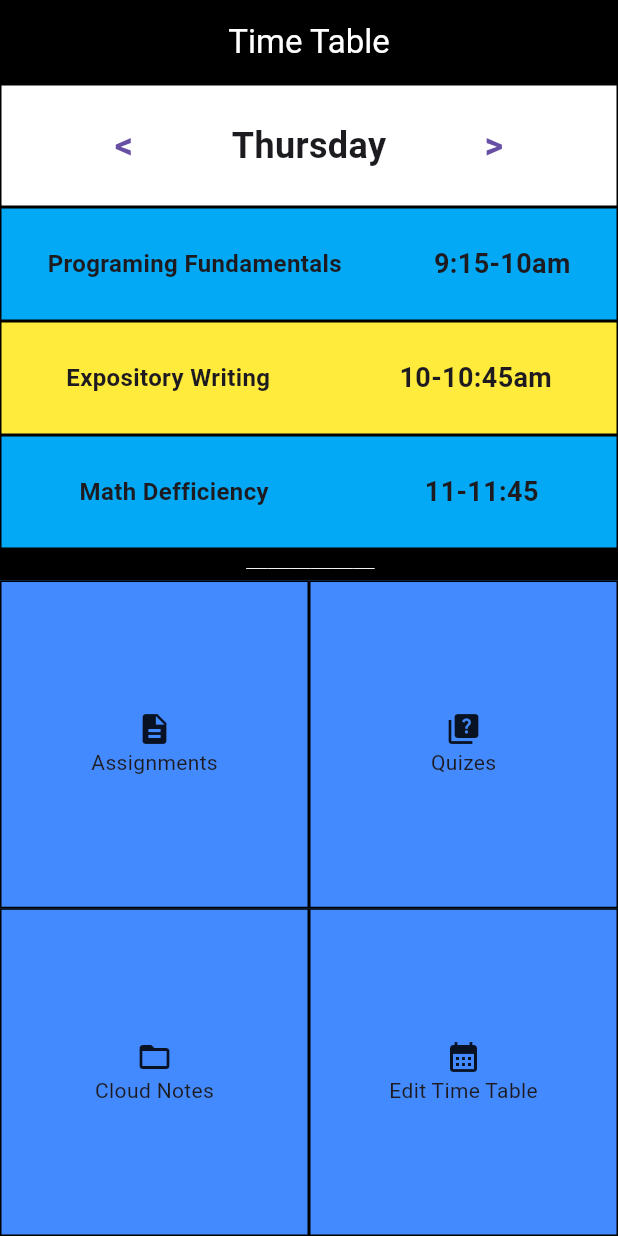
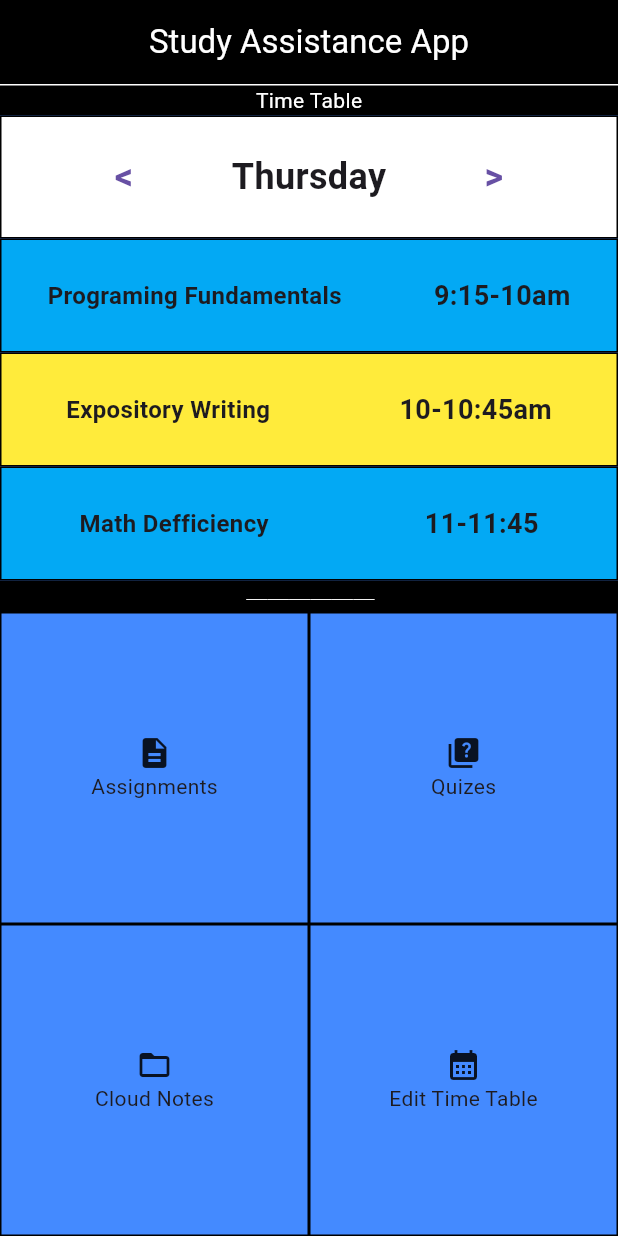
Before and after one commit to ZephaniahQ/Flutter_Study-Assistance-App, a Flutter app: the screen it shows after launch, on a phone screen of 412 x 824 dp. Run offline on Flutter 3.47's test engine with Material 3 defaults, Android fonts, the phone set to English and light mode, and no system bars.

Commit message:
Changed appbar title, added row for time table title, going to attempt widgetification as theres now too much in this file

```diff
--- a/lib/pages/home_page.dart
+++ b/lib/pages/home_page.dart
@@ -44,13 +44,31 @@ class _SubjectListState extends State<SubjectList> {
     return Scaffold(
       backgroundColor: Colors.blueAccent,
       appBar: AppBar(
-        title: const Text('Time Table'),
+        title: const Text('Study Assistance App'),
         centerTitle: true,
         backgroundColor: Colors.black,
         foregroundColor: Colors.white,
       ),
       body: Column(
         children: [
+          Row(children: [
+            Expanded(
+              child: Container(
+                alignment: Alignment.center,
+                width: double.infinity,
+                decoration: const BoxDecoration(
+                    color: Colors.black,
+                    shape: BoxShape.rectangle,
+                    border: BorderDirectional(
+                        top: BorderSide(color: Colors.white),
+                        bottom: BorderSide.none)),
+                child: const Text(
+                  "Time Table",
+                  style: TextStyle(color: Colors.white),
+                ),
+              ),
+            ),
+          ]),
           Container(
             padding: const EdgeInsets.all(10.0),
             decoration: BoxDecoration(
@@ -159,7 +177,7 @@ class _SubjectListState extends State<SubjectList> {
                 ),
               ],
             ),
-          )
+          ),
         ],
       ),
     );
--- a/pubspec.yaml
+++ b/pubspec.yaml
@@ -57,8 +57,8 @@ flutter:
   uses-material-design: true
 
   # To add assets to your application, add an assets section, like this:
-  assets:
-    - assets/images
+  #assets:
+  #  - assets/images
   # An image asset can refer to one or more resolution-specific "variants", see
   # https://flutter.dev/assets-and-images/#resolution-aware
 
```
Also changed, not shown: lib/buttons/home_page_actions.dart (+0 -24 lines).
